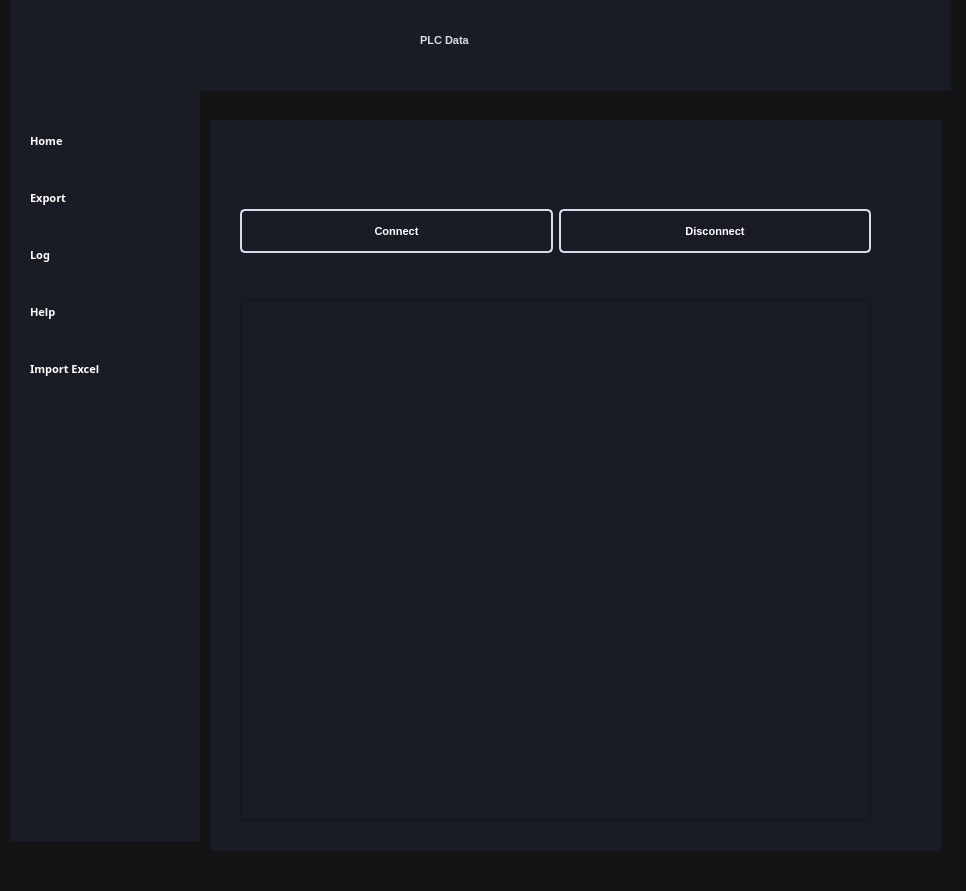
The window that Plc_data.ui (SureshGopiPROLITE/PLC_DATA) describes before a commit, drawn with Qt 5.
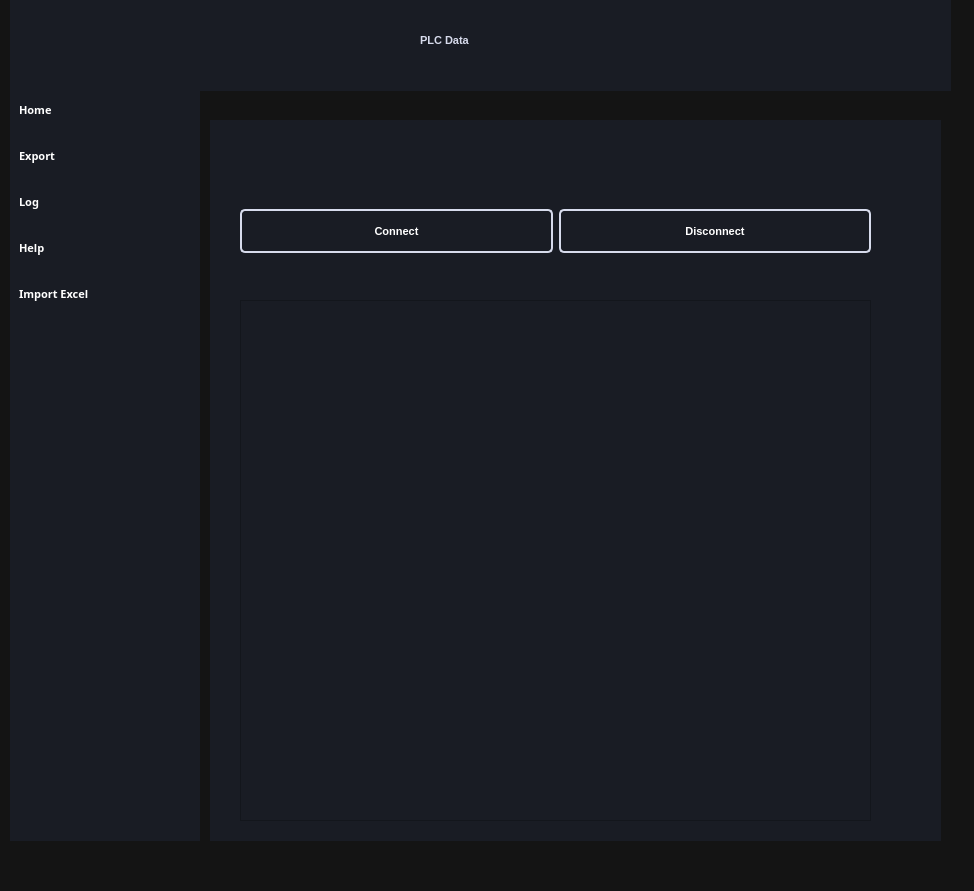
The same window after the commit. The open tabs and pages were chosen to show the change. Icons and pictures are not drawn.

Diff of the .ui file:
```diff
--- a/Plc_data.ui
+++ b/Plc_data.ui
@@ -6,7 +6,7 @@
    <rect>
     <x>0</x>
     <y>0</y>
-    <width>966</width>
+    <width>974</width>
     <height>891</height>
    </rect>
   </property>
@@ -217,7 +217,7 @@
      <rect>
       <x>10</x>
       <y>0</y>
-      <width>991</width>
+      <width>951</width>
       <height>841</height>
      </rect>
     </property>
@@ -306,15 +306,8 @@
 }
 </string>
      </property>
-     <widget class="QWidget" name="">
-      <property name="geometry">
-       <rect>
-        <x>11</x>
-        <y>20</y>
-        <width>171</width>
-        <height>291</height>
-       </rect>
-      </property>
+     <layout class="QVBoxLayout" name="verticalLayout_2">
+      <item>
       <layout class="QVBoxLayout" name="verticalLayout">
        <item>
         <widget class="QPushButton" name="navHome">
@@ -330,6 +323,16 @@
          <property name="text">
           <string>Home</string>
          </property>
+          <property name="icon">
+           <iconset resource="Icons_reso.qrc">
+            <normaloff>:/Icons/home.png</normaloff>:/Icons/home.png</iconset>
+          </property>
+          <property name="iconSize">
+           <size>
+            <width>20</width>
+            <height>20</height>
+           </size>
+          </property>
         </widget>
        </item>
        <item>
@@ -346,6 +349,16 @@
          <property name="text">
           <string>Export</string>
          </property>
+          <property name="icon">
+           <iconset resource="Icons_reso.qrc">
+            <normaloff>:/Icons/export.png</normaloff>:/Icons/export.png</iconset>
+          </property>
+          <property name="iconSize">
+           <size>
+            <width>20</width>
+            <height>20</height>
+           </size>
+          </property>
         </widget>
        </item>
        <item>
@@ -362,6 +375,16 @@
          <property name="text">
           <string>Log</string>
          </property>
+          <property name="icon">
+           <iconset resource="Icons_reso.qrc">
+            <normaloff>:/Icons/lod.png</normaloff>:/Icons/lod.png</iconset>
+          </property>
+          <property name="iconSize">
+           <size>
+            <width>20</width>
+            <height>20</height>
+           </size>
+          </property>
         </widget>
        </item>
        <item>
@@ -378,6 +401,16 @@
          <property name="text">
           <string>Help</string>
          </property>
+          <property name="icon">
+           <iconset resource="Icons_reso.qrc">
+            <normaloff>:/Icons/help.png</normaloff>:/Icons/help.png</iconset>
+          </property>
+          <property name="iconSize">
+           <size>
+            <width>20</width>
+            <height>20</height>
+           </size>
+          </property>
         </widget>
        </item>
        <item>
@@ -394,23 +427,46 @@
          <property name="text">
           <string>Import Excel</string>
          </property>
-        </widget>
-       </item>
-      </layout>
-     </widget>
-    </widget>
+          <property name="icon">
+           <iconset resource="Icons_reso.qrc">
+            <normaloff>:/Icons/import.png</normaloff>:/Icons/import.png</iconset>
+          </property>
+          <property name="iconSize">
+           <size>
+            <width>20</width>
+            <height>20</height>
+           </size>
+          </property>
+         </widget>
+        </item>
+        <item>
+         <spacer name="verticalSpacer">
+          <property name="orientation">
+           <enum>Qt::Vertical</enum>
+          </property>
+          <property name="sizeHint" stdset="0">
+           <size>
+            <width>20</width>
+            <height>118</height>
+           </size>
+          </property>
+         </spacer>
+        </item>
+       </layout>
+      </item>
+     </layout>
    </widget>
    <widget class="QStackedWidget" name="stackedWidget">
     <property name="geometry">
      <rect>
-      <x>210</x>
+       <x>200</x>
       <y>100</y>
       <width>741</width>
       <height>751</height>
      </rect>
     </property>
     <property name="currentIndex">
-     <number>4</number>
+      <number>0</number>
     </property>
     <widget class="QWidget" name="homePage">
      <widget class="QWidget" name="widget_4" native="true">
@@ -656,12 +712,13 @@
     </widget>
    </widget>
   </widget>
+  </widget>
   <widget class="QMenuBar" name="menubar">
    <property name="geometry">
     <rect>
      <x>0</x>
      <y>0</y>
-     <width>966</width>
+     <width>974</width>
      <height>21</height>
     </rect>
    </property>
```
Left out of the diff: 2 changed lines with no effect on the pictures. Lines whose indentation alone changed are shown as unchanged.
